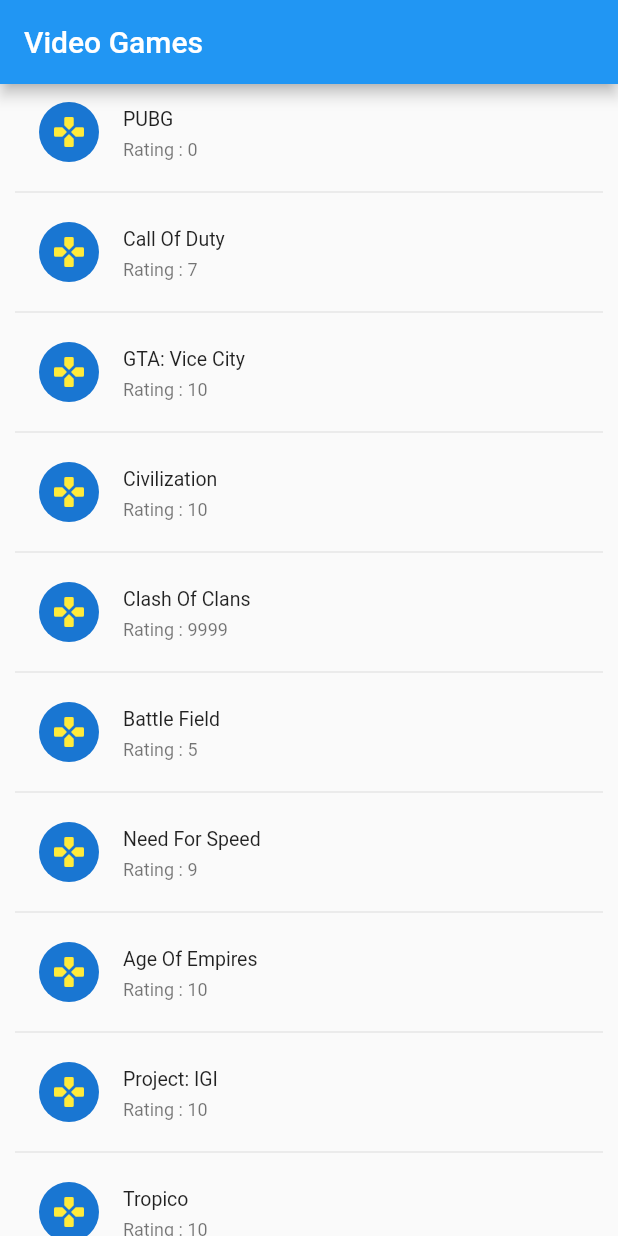
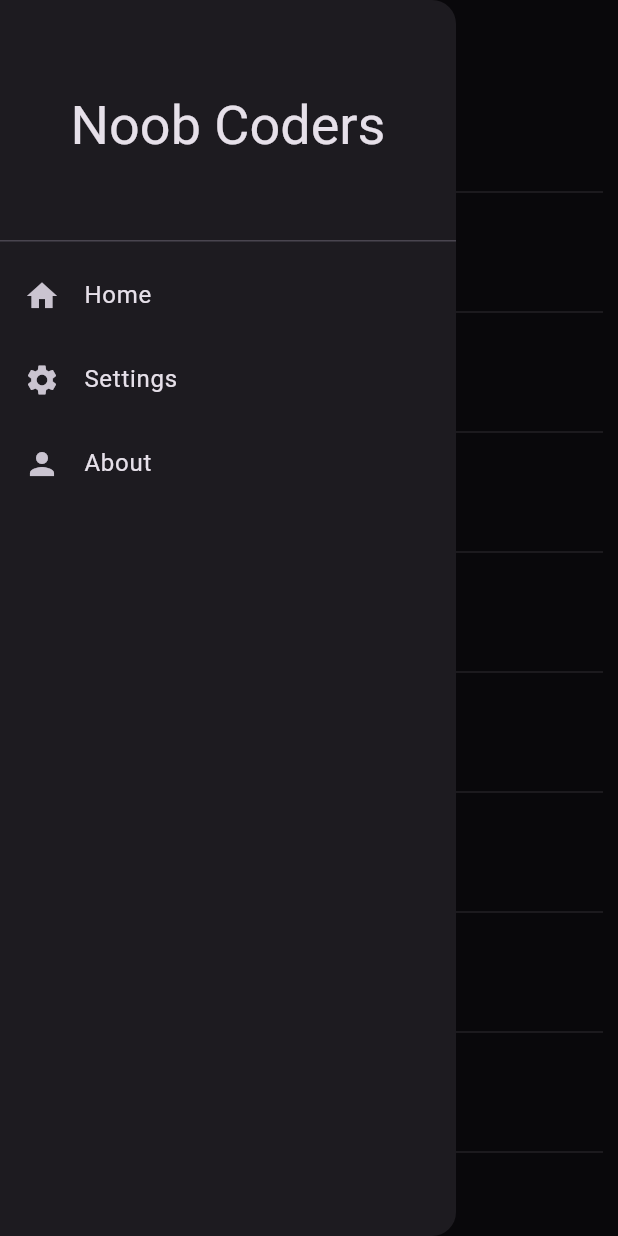
Before and after one commit to zulfiqarali1122/practice, a Flutter app: the screen it shows after launch, with the side drawer open (before the commit the screen has no drawer), on a phone screen of 412 x 824 dp. Run offline on Flutter 3.47's test engine with Material 2 defaults, Android fonts, the phone set to English and light mode, and no system bars.

Commit message:
feat: add `drawer`

```diff
--- a/lib/main.dart
+++ b/lib/main.dart
@@ -2,18 +2,26 @@ import 'package:flutter/material.dart';
 
 void main() {
   runApp(
-    const MaterialApp(
-      home: VideoGames(),
+    MaterialApp(
+      home: const VideoGames(),
       debugShowCheckedModeBanner: false,
+      theme: ThemeData.dark(useMaterial3: true),
     ),
   );
 }
 
-// PODO class.....
+// PODO classes.....
 class Game {
   final String name;
   final int rating;
   Game({required this.name, required this.rating});
+}
+
+class DrawerItems {
+  final String label;
+  final IconData icon;
+
+  DrawerItems({required this.label, required this.icon});
 }
 
 class VideoGames extends StatelessWidget {
@@ -30,12 +38,46 @@ class VideoGames extends StatelessWidget {
     Game(name: "Tropico", rating: 10),
   ];
 
+  static final List<DrawerItems> _listOfDrawerItems = [
+    DrawerItems(label: "Home", icon: Icons.home),
+    DrawerItems(label: "Settings", icon: Icons.settings),
+    DrawerItems(label: "About", icon: Icons.person),
+  ];
+
   const VideoGames({Key? key}) : super(key: key);
 
   @override
   Widget build(BuildContext context) {
     return Scaffold(
-      appBar: AppBar(title: const Text("Video Games")),
+      appBar: AppBar(
+        title: const Text("Video Games"),
+        centerTitle: true,
+      ),
+      drawer: Drawer(
+        child: ListView(
+          children: [
+            DrawerHeader(
+              child: Center(
+                child: Text(
+                  "Noob Coders",
+                  style: Theme.of(context).textTheme.headline3,
+                ),
+              ),
+            ),
+            ListView.builder(
+              shrinkWrap: true,
+              itemCount: _listOfDrawerItems.length,
+              itemBuilder: (context, index) {
+                return ListTile(
+                  title: Text(_listOfDrawerItems[index].label),
+                  leading: Icon(_listOfDrawerItems[index].icon),
+                  onTap: () {},
+                );
+              },
+            ),
+          ],
+        ),
+      ),
       body: Padding(
         padding: const EdgeInsets.symmetric(horizontal: 10),
         child: ListView.separated(
```
